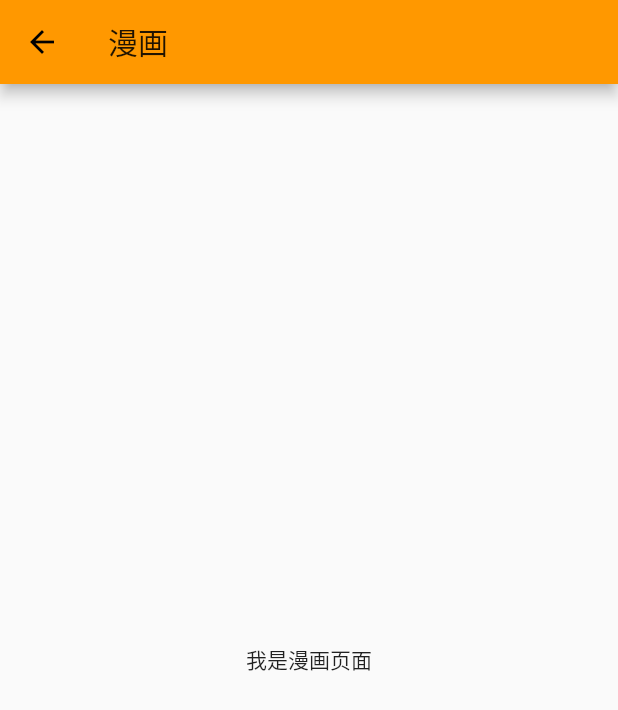
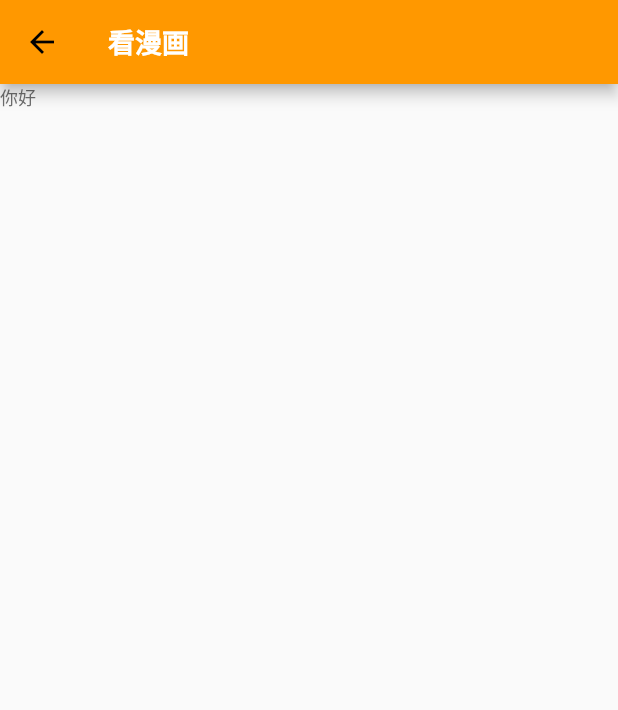
Before and after one commit to githubxiangdong/xiguamanhua, a Flutter app: the XGHomePage screen opened directly, on a phone screen of 412 x 824 dp. Shown: the top 710 px of the screen. Run offline on Flutter 3.47's test engine with Material 2 defaults, Android fonts, the phone set to English and light mode, and no system bars.

Commit message:
no message

```diff
--- a/lib/common/theme/xg_app_theme.dart
+++ b/lib/common/theme/xg_app_theme.dart
@@ -1,9 +1,26 @@
 import 'package:flutter/material.dart';
 
 class XGAppTheme {
+  /// 共有属性
+  static const double FontSize12 = 12;
+  static const double FontSize14 = 14;
+  static const double FontSize16 = 16;
+  static const double FontSize18 = 18;
+  static const double FontSize20 = 20;
+  static const double FontSize22 = 22;
+
   static final ThemeData normalTheme = ThemeData(
     primarySwatch: Colors.orange,
     splashColor: Colors.transparent,
     highlightColor: Colors.transparent,
+    textTheme: TextTheme(
+      bodyText1: TextStyle(fontSize: FontSize12, color: Color.fromRGBO(140, 140, 140, 1)),
+      bodyText2: TextStyle(fontSize: FontSize12, color: Color.fromRGBO(110, 110, 110, 1)),
+      subtitle1: TextStyle(fontSize: FontSize14, color: Color.fromRGBO(140, 140, 140, 1)),
+      subtitle2: TextStyle(fontSize: FontSize16, color: Color.fromRGBO(140, 140, 140, 1)),
+      headline1: TextStyle(fontSize: FontSize18, color: Colors.white, fontWeight: FontWeight.bold),
+      headline2: TextStyle(fontSize: FontSize20, color: Colors.white),
+      headline3: TextStyle(fontSize: FontSize22, color: Colors.white),
+    ),
   );
 }
--- a/lib/main.dart
+++ b/lib/main.dart
@@ -1,6 +1,6 @@
 import 'package:flutter/material.dart';
 import 'package:xiguamanhua/common/theme/xg_app_theme.dart';
-import 'package:xiguamanhua/pages/main/page/xg_main_page.dart';
+import 'package:xiguamanhua/routers/xg_app_router.dart';
 
 main() => runApp(MyApp());
 
@@ -11,7 +11,8 @@ class MyApp extends StatelessWidget {
       debugShowCheckedModeBanner: false,
       title: 'Flutter Demo',
       theme: XGAppTheme.normalTheme,
-      home: XGMainPage(),
+      routes: XGAPPRouter.routers,
+      initialRoute: XGAPPRouter.initialRoute,
     );
   }
 }
--- /dev/null
+++ b/lib/pages/home/page/xg_home_content_page.dart
@@ -0,0 +1,10 @@
+import 'package:flutter/material.dart';
+
+class XGHomeContentPage extends StatelessWidget {
+  @override
+  Widget build(BuildContext context) {
+    return Container(
+        child: Text('你好'),
+    );
+  }
+}
--- a/lib/pages/home/page/xg_home_page.dart
+++ b/lib/pages/home/page/xg_home_page.dart
@@ -1,15 +1,16 @@
 import 'package:flutter/material.dart';
+import 'package:xiguamanhua/pages/home/page/xg_home_content_page.dart';
 
 class XGHomePage extends StatelessWidget {
+  static const String routeName = '/XGHomePage';
+
   @override
   Widget build(BuildContext context) {
     return Scaffold(
       appBar: AppBar(
-        title: Text('漫画'),
+        title: Text('看漫画', style: Theme.of(context).textTheme.headline1),
       ),
-      body: Center(
-        child: Text('我是漫画页面'),
-      ),
+      body: XGHomeContentPage(),
     );
   }
 }
--- a/lib/pages/main/page/xg_main_page.dart
+++ b/lib/pages/main/page/xg_main_page.dart
@@ -2,6 +2,8 @@ import 'package:flutter/material.dart';
 import 'package:xiguamanhua/pages/main/page/xg_main_initialze.dart';
 
 class XGMainPage extends StatefulWidget {
+  static const String routeName = '/';
+
   @override
   _XGMainPageState createState() => _XGMainPageState();
 }
--- a/lib/pages/setting/page/xg_setting_page.dart
+++ b/lib/pages/setting/page/xg_setting_page.dart
@@ -1,11 +1,13 @@
 import 'package:flutter/material.dart';
 
 class XGSettingPage extends StatelessWidget {
+  static const String routeName = '/XGSettingPage';
+
   @override
   Widget build(BuildContext context) {
     return Scaffold(
       appBar: AppBar(
-        title: Text('设置'),
+        title: Text('设置', style: Theme.of(context).textTheme.headline1,),
       ),
       body: Center(
         child: Text('设置'),
--- a/lib/pages/shujia/page/xg_shujia_page.dart
+++ b/lib/pages/shujia/page/xg_shujia_page.dart
@@ -1,11 +1,13 @@
 import 'package:flutter/material.dart';
 
 class XGShuJiaPage extends StatelessWidget {
+  static const String routeName = '/XGShuJiaPage';
+
   @override
   Widget build(BuildContext context) {
     return Scaffold(
       appBar: AppBar(
-        title: Text('书架'),
+        title: Text('书架', style: Theme.of(context).textTheme.headline1,),
       ),
       body: Center(
         child: Text('书架'),
--- a/lib/pages/video/page/xg_video_page.dart
+++ b/lib/pages/video/page/xg_video_page.dart
@@ -1,11 +1,13 @@
 import 'package:flutter/material.dart';
 
 class XGVideoPage extends StatelessWidget {
+  static const String routeName = '/XGVideoPage';
+
   @override
   Widget build(BuildContext context) {
     return Scaffold(
       appBar: AppBar(
-        title: Text('视频'),
+        title: Text('看动漫', style: Theme.of(context).textTheme.headline1,),
       ),
       body: Center(
         child: Text('视频'),
--- /dev/null
+++ b/lib/routers/xg_app_router.dart
@@ -0,0 +1,12 @@
+import 'package:flutter/material.dart';
+import 'package:xiguamanhua/pages/main/page/xg_main_page.dart';
+
+class XGAPPRouter {
+	// 默认加载页面为homepage页
+	static final String initialRoute = XGMainPage.routeName;
+
+	// 路由配置
+	static final Map<String, WidgetBuilder> routers = {
+			XGMainPage.routeName: (context) => XGMainPage(),
+	};
+}
```
Also changed, not shown: pubspec.lock, 2 other files.
